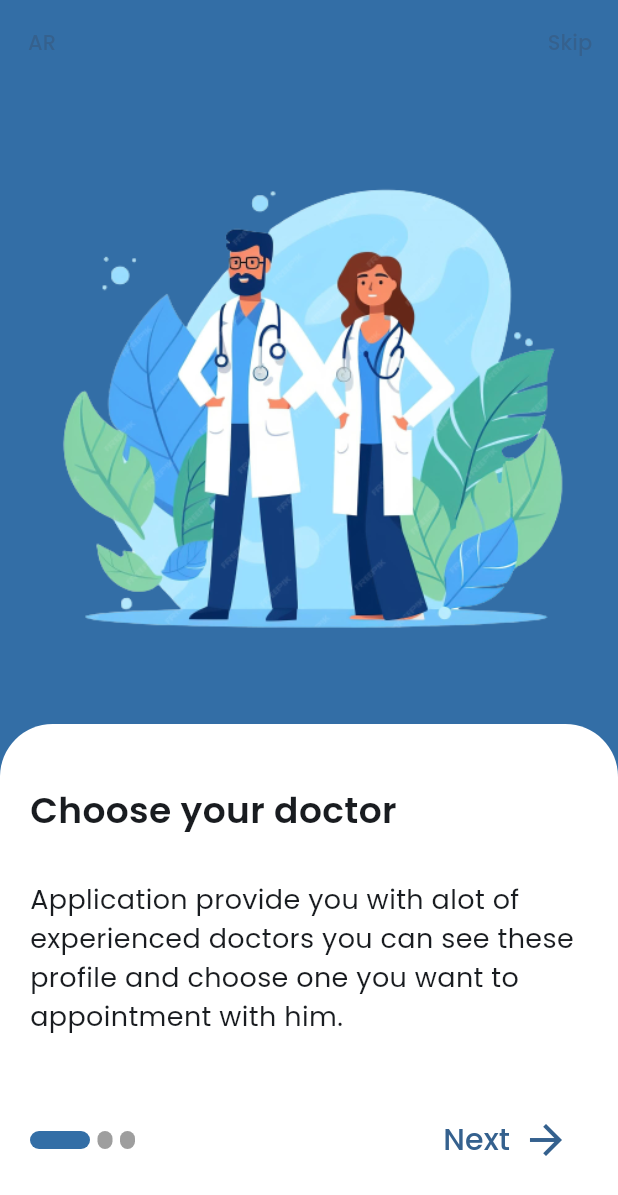
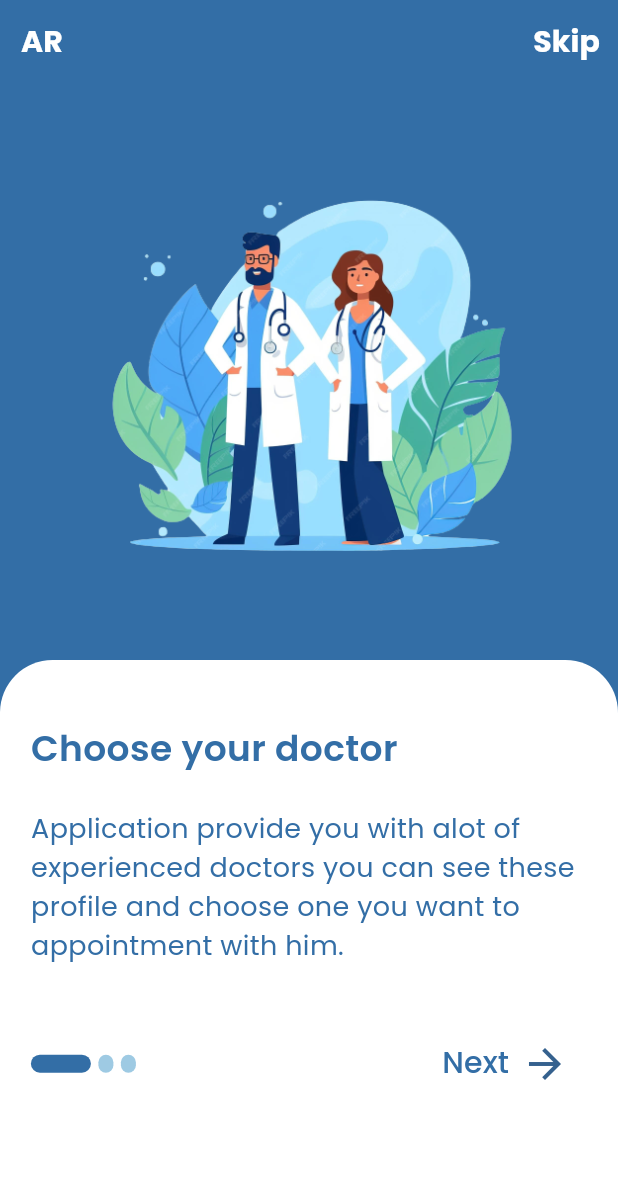
Before and after one commit to aboda97/doctor_clinic, a Flutter app: the screen it shows after launch, on a phone screen of 412 x 824 dp. Shown: the top 1195 px of the screen. Run offline on Flutter 3.47's test engine with Material 3 defaults, Android fonts, the phone set to English and light mode, and no system bars; drawn by our look-alikes of smooth_page_indicator; our stand-ins replace dio.

Commit message:
finish onBoarding view

```diff
--- a/lib/core/utils/app_colors.dart
+++ b/lib/core/utils/app_colors.dart
@@ -2,5 +2,6 @@ import 'package:flutter/material.dart';
 
 class AppColors {
   static const primaryColor = Color(0XFF336EA6);
+  static const secondaryColor = Color(0XFF9ECAE3);
   static const whiteColor = Color(0XFFFFFFFF);
 }
--- a/lib/core/utils/app_text_styles.dart
+++ b/lib/core/utils/app_text_styles.dart
@@ -1,16 +1,20 @@
+import 'package:doctor_clinic/core/utils/app_colors.dart';
 import 'package:flutter/material.dart';
 
 class AppTextStyles {
   static const txtStyle18 = TextStyle(
     fontSize: 18.0,
     fontWeight: FontWeight.w400,
+    color: AppColors.primaryColor,
   );
   static const txtStyle20 = TextStyle(
     fontSize: 20.0,
     fontWeight: FontWeight.w500,
+    color: AppColors.primaryColor,
   );
   static const txtStyle24 = TextStyle(
     fontSize: 24.0,
     fontWeight: FontWeight.w600,
+    color: AppColors.primaryColor,
   );
 }
--- a/lib/features/on_boarding_view_feature/presentation/views/on_boarding_view.dart
+++ b/lib/features/on_boarding_view_feature/presentation/views/on_boarding_view.dart
@@ -1,17 +1,12 @@
 import 'package:doctor_clinic/core/utils/app_colors.dart';
+import 'package:doctor_clinic/core/utils/app_text_styles.dart';
 import 'package:doctor_clinic/features/auth_freatures/Login/presentation/views/login_view.dart';
 import 'package:doctor_clinic/features/on_boarding_view_feature/presentation/widgets/on_boarding_view_body.dart';
 import 'package:flutter/material.dart';
 
-
-class OnBoardingView extends StatefulWidget {
+class OnBoardingView extends StatelessWidget {
   const OnBoardingView({super.key});
 
-  @override
-  State<OnBoardingView> createState() => _OnBoardingViewState();
-}
-
-class _OnBoardingViewState extends State<OnBoardingView> {
   @override
   Widget build(BuildContext context) {
     return Scaffold(
@@ -19,8 +14,12 @@ class _OnBoardingViewState extends State<OnBoardingView> {
       appBar: AppBar(
         leading: TextButton(
           onPressed: () {},
-          child:  Text(
+          child: Text(
             'AR',
+            style: AppTextStyles.txtStyle20.copyWith(
+              fontWeight: FontWeight.w700,
+              color: AppColors.whiteColor,
+            ),
           ),
         ),
         actions: [
@@ -33,8 +32,12 @@ class _OnBoardingViewState extends State<OnBoardingView> {
                 }),
               );
             },
-            child:  const Text(
+            child: Text(
               'Skip',
+              style: AppTextStyles.txtStyle20.copyWith(
+                fontWeight: FontWeight.w700,
+                color: AppColors.whiteColor,
+              ),
             ),
           ),
         ],
--- a/lib/features/on_boarding_view_feature/presentation/widgets/on_boarding_container_items.dart
+++ b/lib/features/on_boarding_view_feature/presentation/widgets/on_boarding_items_contains.dart
@@ -1,4 +1,3 @@
-
 import 'package:doctor_clinic/core/utils/app_colors.dart';
 import 'package:doctor_clinic/core/utils/app_text_styles.dart';
 import 'package:doctor_clinic/features/auth_freatures/Login/presentation/views/login_view.dart';
@@ -7,23 +6,27 @@ import 'package:doctor_clinic/features/on_boarding_view_feature/presentation/on_
 import 'package:flutter/material.dart';
 import 'package:smooth_page_indicator/smooth_page_indicator.dart';
 
-class OnBoardingContainerItems extends StatelessWidget {
-  const OnBoardingContainerItems({super.key, required this.onBoardingModel});
+class OnBoardingItemsContains extends StatelessWidget {
+  const OnBoardingItemsContains({super.key, required this.onBoardingModel});
   final OnBoardingModel onBoardingModel;
+
   @override
   Widget build(BuildContext context) {
+    final size = MediaQuery.of(context).size;
+
     return Column(
       children: [
         Expanded(
-           flex: 5,
-          child: Image.asset(
-            onBoardingModel.image,
+          child: Padding(
+            padding: EdgeInsets.symmetric(horizontal: size.width * 0.1),
+            child: Image.asset(
+              onBoardingModel.image,
+            ),
           ),
         ),
         Expanded(
-          flex: 4,
           child: Container(
-            decoration:  const BoxDecoration(
+            decoration: const BoxDecoration(
               color: Colors.white,
               borderRadius: BorderRadius.only(
                 topLeft: Radius.circular(35.0),
@@ -31,33 +34,30 @@ class OnBoardingContainerItems extends StatelessWidget {
               ),
             ),
             child: Padding(
-              padding:  const EdgeInsets.symmetric(
-                horizontal: 20.0,
-                vertical: 40.0,
+              padding: EdgeInsets.symmetric(
+                horizontal: size.width * 0.05,
+                vertical: size.height * 0.05,
               ),
               child: Column(
                 crossAxisAlignment: CrossAxisAlignment.start,
                 children: [
-                  Text(
-                    onBoardingModel.title,
-                    style:  AppTextStyles.txtStyle24),
-                   const SizedBox(
-                    height: 30.0,
+                  Text(onBoardingModel.title,
+                      style: AppTextStyles.txtStyle24.copyWith()),
+                  SizedBox(
+                    height: size.height * 0.03,
                   ),
-                  // const Spacer(),
-                  Text(
-                    onBoardingModel.description,
-                    style:  AppTextStyles.txtStyle18
+                  Text(onBoardingModel.description,
+                      style: AppTextStyles.txtStyle18.copyWith()),
+                  SizedBox(
+                    height: size.height * 0.05,
                   ),
-
-                  const Spacer(),
                   Row(
                     mainAxisAlignment: MainAxisAlignment.spaceBetween,
                     children: [
                       SmoothPageIndicator(
                           controller: onBoardingController,
-                          effect:  const ExpandingDotsEffect(
-                            dotColor: Colors.grey,
+                          effect: const ExpandingDotsEffect(
+                            dotColor: AppColors.secondaryColor,
                             activeDotColor: AppColors.primaryColor,
                             dotHeight: 12.0,
                             dotWidth: 10.0,
@@ -81,13 +81,13 @@ class OnBoardingContainerItems extends StatelessWidget {
                                 duration: const Duration(milliseconds: 350),
                                 curve: Curves.easeIn);
                           },
-                          icon:  const Icon(
+                          icon: const Icon(
                             Icons.arrow_back,
                             size: 32,
                           ),
-                          label:  const Text(
+                          label: const Text(
                             'Next',
-                            style: TextStyle(fontSize: 20.0),
+                            style: AppTextStyles.txtStyle20,
                           ),
                         ),
                       ),
--- a/lib/features/on_boarding_view_feature/presentation/widgets/on_boarding_view_body.dart
+++ b/lib/features/on_boarding_view_feature/presentation/widgets/on_boarding_view_body.dart
@@ -1,7 +1,6 @@
 import 'package:doctor_clinic/features/on_boarding_view_feature/presentation/on_boarding_global_variable.dart';
-import 'package:doctor_clinic/features/on_boarding_view_feature/presentation/widgets/on_boarding_container_items.dart';
+import 'package:doctor_clinic/features/on_boarding_view_feature/presentation/widgets/on_boarding_items_contains.dart';
 import 'package:flutter/material.dart';
-
 
 class OnBoardingViewBody extends StatefulWidget {
   const OnBoardingViewBody({super.key});
@@ -15,7 +14,7 @@ class _OnBoardingViewBodyState extends State<OnBoardingViewBody> {
   Widget build(BuildContext context) {
     return PageView.builder(
       controller: onBoardingController,
-      itemBuilder: (context, index) => OnBoardingContainerItems(
+      itemBuilder: (context, index) => OnBoardingItemsContains(
         onBoardingModel: onBoardingItems[index],
       ),
       onPageChanged: (int index) {
```
